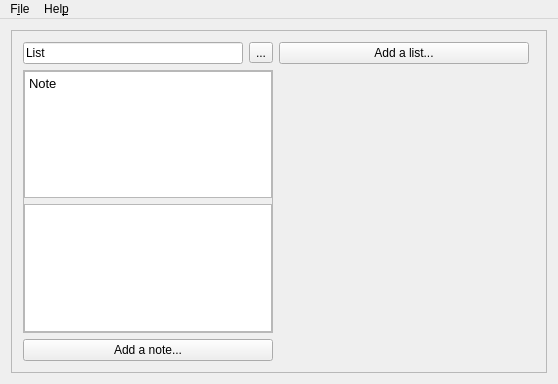
Tunous/KanaNotes, file mainwindow.ui: the form before one commit.
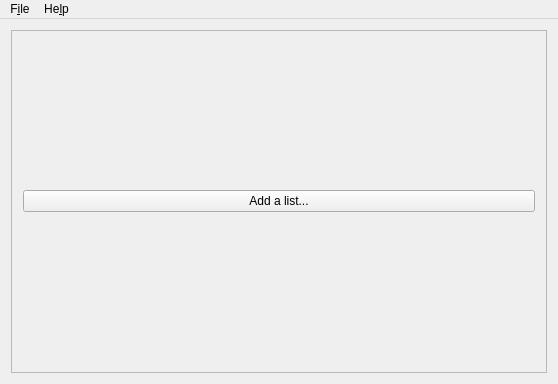
The form after the commit. Icons and pictures are not drawn.

Commit message: Add list creation code

```diff
--- a/mainwindow.ui
+++ b/mainwindow.ui
@@ -15,7 +15,7 @@
   </property>
   <widget class="QWidget" name="centralWidget">
    <layout class="QGridLayout" name="gridLayout">
-    <item row="0" column="0">
+    <item row="0" column="1">
      <widget class="QScrollArea" name="scrollArea">
       <property name="widgetResizable">
        <bool>true</bool>
@@ -29,156 +29,13 @@
          <height>337</height>
         </rect>
        </property>
-       <layout class="QGridLayout" name="gridLayout_2">
-        <item row="0" column="0">
-         <layout class="QHBoxLayout" name="horizontalLayout">
-          <item>
-           <widget class="QWidget" name="widget" native="true">
-            <property name="minimumSize">
-             <size>
-              <width>250</width>
-              <height>0</height>
-             </size>
-            </property>
-            <property name="maximumSize">
-             <size>
-              <width>250</width>
-              <height>16777215</height>
-             </size>
-            </property>
-            <layout class="QVBoxLayout" name="verticalLayout_4">
-             <property name="spacing">
-              <number>6</number>
-             </property>
-             <property name="leftMargin">
-              <number>0</number>
-             </property>
-             <property name="topMargin">
-              <number>0</number>
-             </property>
-             <property name="rightMargin">
-              <number>0</number>
-             </property>
-             <property name="bottomMargin">
-              <number>0</number>
-             </property>
-             <item>
-              <layout class="QHBoxLayout" name="horizontalLayout_3" stretch="0,0">
-               <property name="spacing">
-                <number>6</number>
-               </property>
-               <property name="bottomMargin">
-                <number>0</number>
-               </property>
-               <item>
-                <widget class="QLineEdit" name="lineEdit">
-                 <property name="text">
-                  <string>List</string>
-                 </property>
-                </widget>
-               </item>
-               <item>
-                <widget class="QToolButton" name="toolButton">
-                 <property name="text">
-                  <string>...</string>
-                 </property>
-                </widget>
-               </item>
-              </layout>
-             </item>
-             <item>
-              <widget class="QScrollArea" name="scrollArea_2">
-               <property name="widgetResizable">
-                <bool>true</bool>
-               </property>
-               <widget class="QWidget" name="scrollAreaWidgetContents_2">
-                <property name="geometry">
-                 <rect>
-                  <x>0</x>
-                  <y>0</y>
-                  <width>246</width>
-                  <height>235</height>
-                 </rect>
-                </property>
-                <layout class="QVBoxLayout" name="verticalLayout">
-                 <property name="leftMargin">
-                  <number>0</number>
-                 </property>
-                 <property name="topMargin">
-                  <number>0</number>
-                 </property>
-                 <property name="rightMargin">
-                  <number>0</number>
-                 </property>
-                 <property name="bottomMargin">
-                  <number>0</number>
-                 </property>
-                 <item>
-                  <widget class="QTextEdit" name="textEdit">
-                   <property name="minimumSize">
-                    <size>
-                     <width>0</width>
-                     <height>0</height>
-                    </size>
-                   </property>
-                   <property name="maximumSize">
-                    <size>
-                     <width>16777215</width>
-                     <height>16777215</height>
-                    </size>
-                   </property>
-                   <property name="html">
-                    <string>&lt;!DOCTYPE HTML PUBLIC &quot;-//W3C//DTD HTML 4.0//EN&quot; &quot;http://www.w3.org/TR/REC-html40/strict.dtd&quot;&gt;
-&lt;html&gt;&lt;head&gt;&lt;meta name=&quot;qrichtext&quot; content=&quot;1&quot; /&gt;&lt;style type=&quot;text/css&quot;&gt;
-p, li { white-space: pre-wrap; }
-&lt;/style&gt;&lt;/head&gt;&lt;body style=&quot; font-family:'Noto Sans'; font-size:10pt; font-weight:400; font-style:normal;&quot;&gt;
-&lt;p style=&quot; margin-top:0px; margin-bottom:0px; margin-left:0px; margin-right:0px; -qt-block-indent:0; text-indent:0px;&quot;&gt;Note&lt;/p&gt;&lt;/body&gt;&lt;/html&gt;</string>
-                   </property>
-                  </widget>
-                 </item>
-                 <item>
-                  <widget class="QTextEdit" name="textEdit_2"/>
-                 </item>
-                </layout>
-               </widget>
-              </widget>
-             </item>
-             <item>
-              <widget class="QPushButton" name="pushButton_2">
-               <property name="minimumSize">
-                <size>
-                 <width>0</width>
-                 <height>0</height>
-                </size>
-               </property>
-               <property name="text">
-                <string>Add a note...</string>
-               </property>
-              </widget>
-             </item>
-            </layout>
-           </widget>
-          </item>
-          <item alignment="Qt::AlignLeft|Qt::AlignTop">
-           <widget class="QPushButton" name="pushButton">
-            <property name="minimumSize">
-             <size>
-              <width>250</width>
-              <height>0</height>
-             </size>
-            </property>
-            <property name="maximumSize">
-             <size>
-              <width>250</width>
-              <height>16777215</height>
-             </size>
-            </property>
-            <property name="text">
-             <string>Add a list...</string>
-            </property>
-           </widget>
-          </item>
-         </layout>
+       <layout class="QHBoxLayout" name="horizontalLayout">
+        <item>
+         <widget class="QPushButton" name="addListButton">
+          <property name="text">
+           <string>Add a list...</string>
+          </property>
+         </widget>
         </item>
        </layout>
       </widget>
@@ -209,7 +66,7 @@
    </widget>
    <widget class="QMenu" name="menuHelp">
     <property name="title">
-     <string>Hel&amp;p</string>
+     <string>He&amp;lp</string>
     </property>
     <addaction name="actionAbout"/>
    </widget>
```
Left out of the diff: 54 changed lines with no effect on the pictures. The commit also changes 2 other files.
